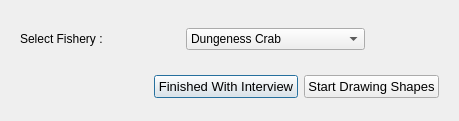
This is oom_norcal_rec/Interview/selectfishery.ui in Ecotrust/openoceanmap-desktop as Qt 5 draws it before an edit. The edited form follows.
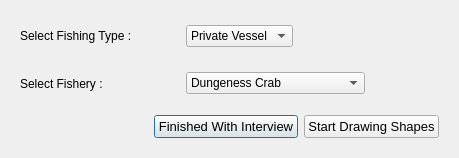
This is the edited form.

The edit to the form file:
```diff
--- a/oom_norcal_rec/Interview/selectfishery.ui
+++ b/oom_norcal_rec/Interview/selectfishery.ui
@@ -7,13 +7,89 @@
     <x>0</x>
     <y>0</y>
     <width>459</width>
-    <height>121</height>
+    <height>158</height>
    </rect>
   </property>
   <property name="windowTitle" >
    <string>OpenOceanMap - Select Fishery</string>
   </property>
-  <layout class="QVBoxLayout" name="verticalLayout_5" >
+  <layout class="QVBoxLayout" name="verticalLayout" >
+   <item>
+    <layout class="QHBoxLayout" name="horizontalLayout_4" >
+     <item>
+      <widget class="QWidget" native="1" name="widget_3" >
+       <layout class="QHBoxLayout" name="_2" >
+        <property name="spacing" >
+         <number>6</number>
+        </property>
+        <property name="leftMargin" >
+         <number>9</number>
+        </property>
+        <property name="topMargin" >
+         <number>9</number>
+        </property>
+        <property name="rightMargin" >
+         <number>9</number>
+        </property>
+        <property name="bottomMargin" >
+         <number>0</number>
+        </property>
+        <item>
+         <widget class="QLabel" name="fishing_type_text" >
+          <property name="minimumSize" >
+           <size>
+            <width>160</width>
+            <height>0</height>
+           </size>
+          </property>
+          <property name="maximumSize" >
+           <size>
+            <width>160</width>
+            <height>16777215</height>
+           </size>
+          </property>
+          <property name="text" >
+           <string>Select Fishing Type :</string>
+          </property>
+         </widget>
+        </item>
+        <item>
+         <widget class="QComboBox" name="fishing_type_comboBox" >
+          <item>
+           <property name="text" >
+            <string>Private Vessel</string>
+           </property>
+          </item>
+          <item>
+           <property name="text" >
+            <string>Kayak</string>
+           </property>
+          </item>
+          <item>
+           <property name="text" >
+            <string>Dive</string>
+           </property>
+          </item>
+         </widget>
+        </item>
+       </layout>
+      </widget>
+     </item>
+     <item>
+      <spacer name="horizontalSpacer_2" >
+       <property name="orientation" >
+        <enum>Qt::Horizontal</enum>
+       </property>
+       <property name="sizeHint" stdset="0" >
+        <size>
+         <width>40</width>
+         <height>20</height>
+        </size>
+       </property>
+      </spacer>
+     </item>
+    </layout>
+   </item>
    <item>
     <layout class="QHBoxLayout" name="horizontalLayout_3" >
      <item>
```
